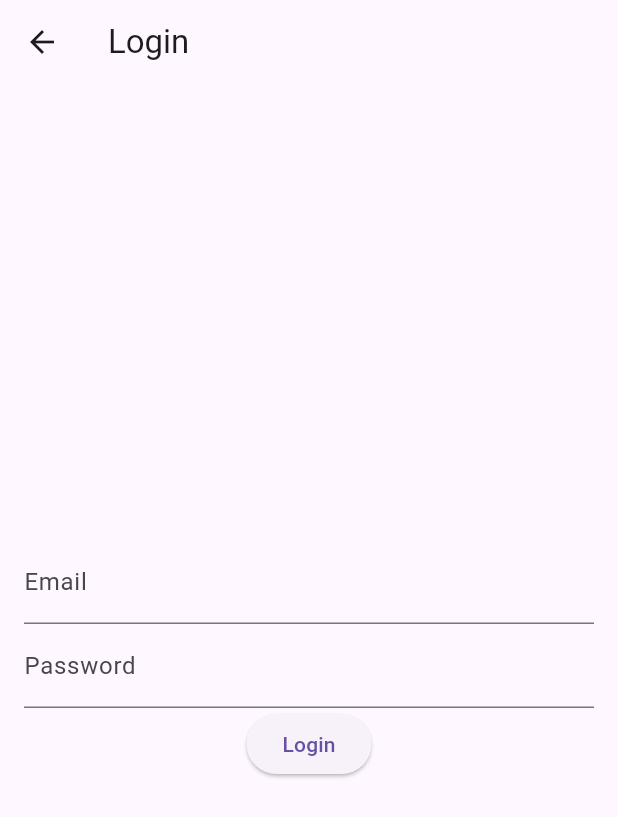
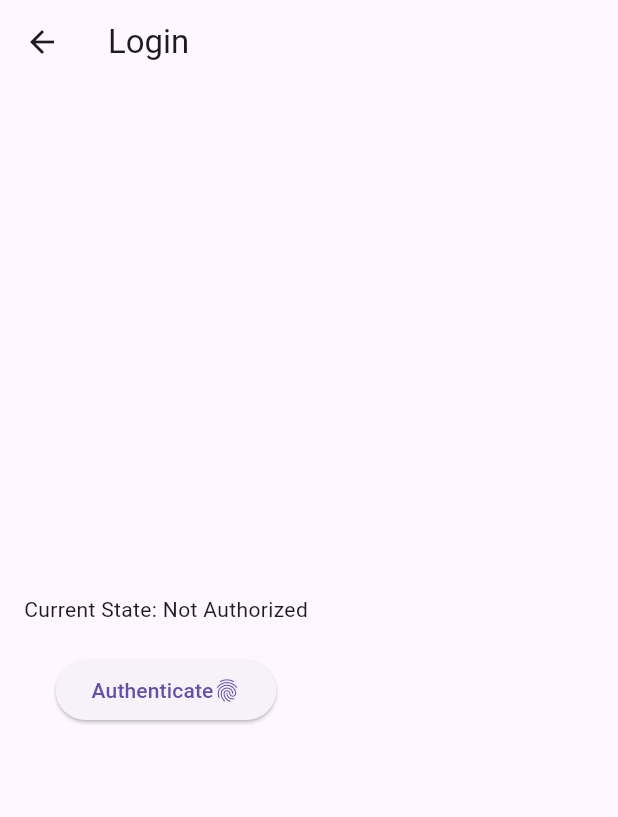
Before and after one commit to 6abriel1chiro/local-auth-api-consumption-project, a Flutter app: the screen it shows after launch, item 2 of the bottom bar chosen, on a phone screen of 412 x 824 dp. Shown: the top 817 px of the screen. Run offline on Flutter 3.47's test engine with Material 3 defaults, Android fonts, the phone set to English and light mode, and no system bars; our stand-ins replace get_it, local_auth.

Commit message:
added fingerprint auth

```diff
--- a/lib/screens/login_screen.dart
+++ b/lib/screens/login_screen.dart
@@ -1,51 +1,107 @@
 import 'package:flutter/material.dart';
 import 'package:flutter_application_login/screens/profile_screen.dart';
+import 'package:local_auth/local_auth.dart';
+import 'dart:async';
+import 'package:flutter/services.dart';
 
-class LoginPage extends StatelessWidget {
+class LoginPage extends StatefulWidget {
+  @override
+  State<LoginPage> createState() => _LoginPageState();
+}
+
+class _LoginPageState extends State<LoginPage> {
   final TextEditingController emailController = TextEditingController();
+
   final TextEditingController passwordController = TextEditingController();
+
+  final LocalAuthentication auth = LocalAuthentication();
+
+  String _authorized = 'Not Authorized';
+
+  bool _isAuthenticating = false;
+
+  Future<void> _authenticate() async {
+    bool authenticated = false;
+    try {
+      setState(() {
+        _isAuthenticating = true;
+        _authorized = 'Authenticating';
+      });
+      authenticated = await auth.authenticate(
+        localizedReason: 'Let OS determine authentication method',
+        options: const AuthenticationOptions(
+          useErrorDialogs: true,
+          stickyAuth: true,
+        ),
+      );
+      setState(() {
+        _isAuthenticating = false;
+        if (authenticated) {
+          Navigator.push(
+            context,
+            MaterialPageRoute(
+                builder: (context) => const ProfilePage(
+                      email: 'gabriel@gmail.com',
+                    )),
+          );
+        }
+      });
+    } on PlatformException catch (e) {
+      debugPrint('$e');
+      setState(() {
+        _isAuthenticating = false;
+        _authorized = "Error - ${e.message}";
+      });
+      return;
+    }
+    if (!mounted) return;
+
+    setState(
+        () => _authorized = authenticated ? 'Authorized' : 'Not Authorized');
+  }
+
+  void _cancelAuthentication() async {
+    await auth.stopAuthentication();
+    setState(() => _isAuthenticating = false);
+  }
 
   @override
   Widget build(BuildContext context) {
     return Scaffold(
       appBar: AppBar(
-        title: Text('Login'),
+        title: const Text('Login'),
       ),
       body: Padding(
         padding: const EdgeInsets.all(16.0),
         child: Column(
           mainAxisAlignment: MainAxisAlignment.center,
           children: [
-            TextField(
-              controller: emailController,
-              decoration: InputDecoration(
-                labelText: 'Email',
-              ),
-            ),
-            TextField(
-              controller: passwordController,
-              obscureText: true,
-              decoration: InputDecoration(
-                labelText: 'Password',
-              ),
-            ),
-            ElevatedButton(
-              onPressed: () {
-                final String email = emailController.text.trim();
-                final String password = passwordController.text.trim();
-                // Check authentication here (you can use FirebaseAuth, SharedPreferences, etc.)
-                // For simplicity, let's navigate to the MoviesPage directly
-                Navigator.pushReplacement(
-                  context,
-                  MaterialPageRoute(
-                    builder: (context) => ProfilePage(
-                      email: email,
+            Text('Current State: $_authorized\n'),
+            (_isAuthenticating)
+                ? ElevatedButton(
+                    onPressed: _cancelAuthentication,
+                    child: Row(
+                      mainAxisSize: MainAxisSize.min,
+                      children: const [
+                        Text("Cancel Authentication"),
+                        Icon(Icons.cancel),
+                      ],
                     ),
+                  )
+                : Column(
+                    children: [
+                      ElevatedButton(
+                        onPressed: _authenticate,
+                        child: Row(
+                          mainAxisSize: MainAxisSize.min,
+                          children: const [
+                            Text('Authenticate'),
+                            Icon(Icons.fingerprint),
+                          ],
+                        ),
+                      ),
+                    ],
                   ),
-                );
-              },
-              child: Text('Login'),
-            ),
           ],
         ),
       ),
--- /dev/null
+++ b/lib/services/local_auth_service.dart
@@ -0,0 +1,18 @@
+import 'package:local_auth/local_auth.dart';
+import 'package:flutter/services.dart';
+
+class LocalAuthenticationService {
+  final _auth = LocalAuthentication();
+
+  bool isAuthenticated = false;
+
+  Future<void> authenticate() async {
+    try {
+      isAuthenticated = await _auth.authenticate(
+        localizedReason: 'authenticate to access',
+      );
+    } on PlatformException catch (e) {
+      print(e);
+    }
+  }
+}
--- a/pubspec.yaml
+++ b/pubspec.yaml
@@ -38,6 +38,7 @@ dependencies:
   flutter_secure_storage: ^9.0.0
   dio: ^5.4.1
   local_auth: ^2.2.0
+  get_it: ^7.6.7
 
 dev_dependencies:
   flutter_test:
```
Also changed, not shown: lib/services/service_locator.dart (added, +8 -0 lines), pubspec.lock, 7 other files.
